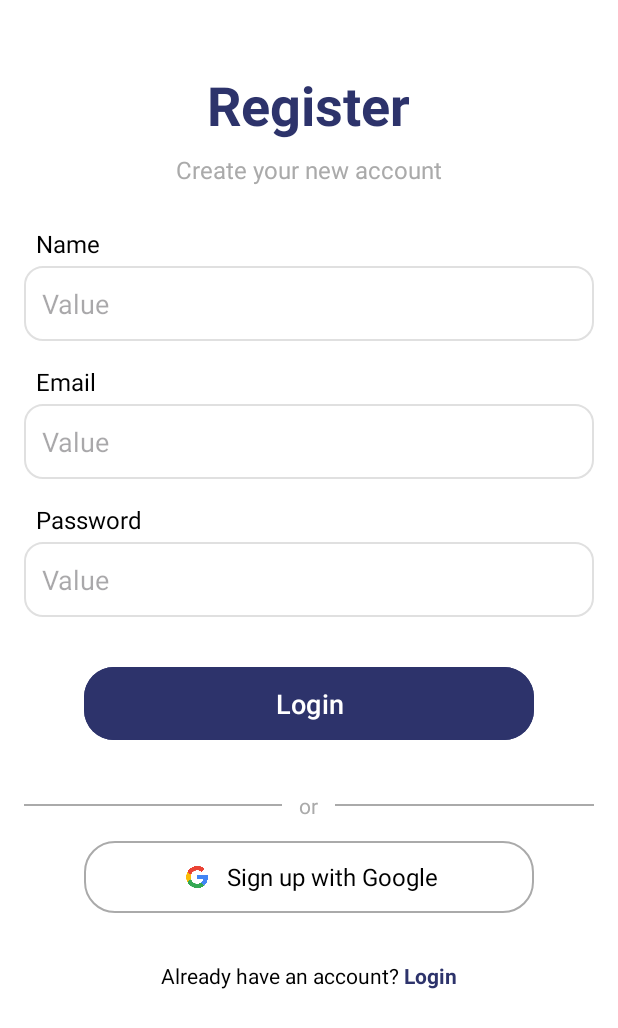
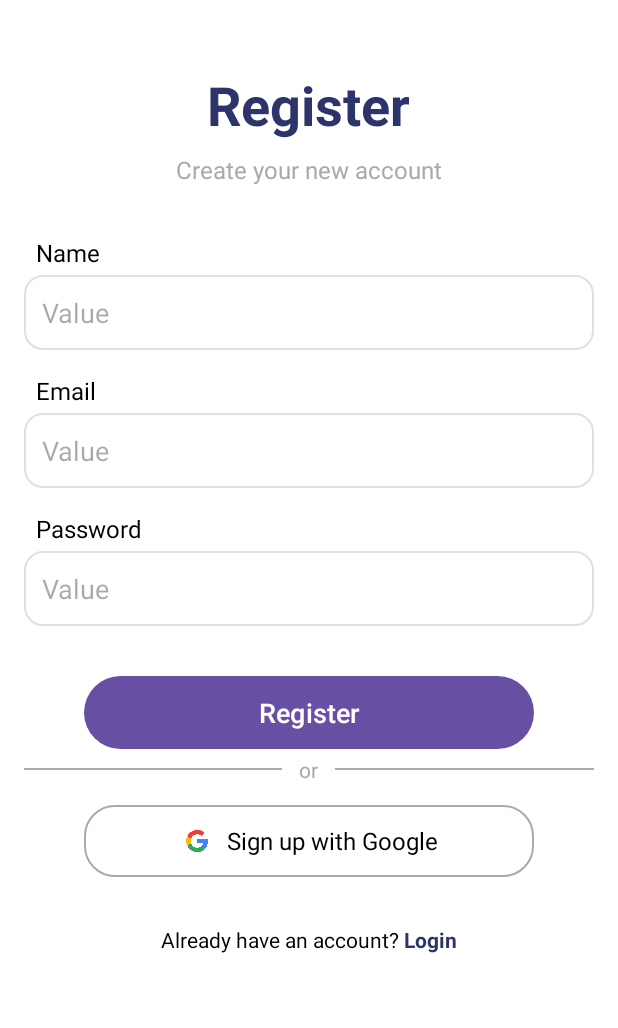
Before and after one commit to nayamarsha/bridgey, an Android app: the layout activity_register.xml on its own in the app's theme, with its tools: preview values and no code run, on a phone screen of 412 x 824 dp. Shown: the top 1028 px of the screen. Run offline under Robolectric (Android 15) with nearby library versions, the phone set to English and light mode, and no system bars.

Commit message:
fix layout + kotlin

```diff
--- a/app/src/main/res/layout/activity_register.xml
+++ b/app/src/main/res/layout/activity_register.xml
@@ -1,16 +1,21 @@
 <?xml version="1.0" encoding="utf-8"?>
 <RelativeLayout xmlns:android="http://schemas.android.com/apk/res/android"
     xmlns:app="http://schemas.android.com/apk/res-auto"
+    xmlns:tools="http://schemas.android.com/tools"
     android:layout_width="match_parent"
     android:layout_height="match_parent"
-    android:background="@android:color/white"> <RelativeLayout
+    android:background="@android:color/white">
+
+    <RelativeLayout
         android:id="@+id/header"
         android:layout_width="match_parent"
         android:layout_height="140dp"
-    android:background="@android:color/white" android:padding="15dp">
+        android:background="@android:color/white"
+        android:padding="15dp">
 
         <TextView
-        android:id="@+id/tv_register_title" android:layout_width="wrap_content"
+            android:id="@+id/tv_register_title"
+            android:layout_width="wrap_content"
             android:layout_height="wrap_content"
             android:layout_centerInParent="true"
             android:text="Register"
@@ -25,13 +30,16 @@
             android:layout_centerHorizontal="true"
             android:layout_marginTop="8dp"
             android:text="Create your new account"
-        android:textColor="@android:color/darker_gray" android:textSize="16sp" />
+            android:textColor="@android:color/darker_gray"
+            android:textSize="16sp" />
 
     </RelativeLayout>
 
     <LinearLayout
         android:layout_width="match_parent"
         android:layout_height="wrap_content"
+        android:layout_below="@+id/header"
+        android:layout_marginTop="0dp"
         android:orientation="vertical"
         android:paddingTop="1dp"
         android:gravity="center_horizontal">
@@ -41,7 +49,7 @@
             android:layout_height="wrap_content"
             android:orientation="vertical"
             android:paddingHorizontal="16dp"
-            android:layout_marginTop="150dp">
+            android:layout_marginTop="16dp">
 
             <TextView
                 android:layout_width="wrap_content"
@@ -51,10 +59,14 @@
                 android:textSize="16sp"
                 android:layout_marginStart="8dp"
                 android:layout_marginBottom="4dp"/>
+
             <EditText
-            android:id="@+id/et_name" android:layout_width="match_parent"
-            android:layout_height="50dp" android:hint="Value"
-            android:inputType="textPersonName" android:background="@drawable/bg_input_grey_outline"
+                android:id="@+id/et_name"
+                android:layout_width="match_parent"
+                android:layout_height="50dp"
+                android:hint="Value"
+                android:inputType="textPersonName"
+                android:background="@drawable/bg_input_grey_outline"
                 android:padding="12dp"
                 android:layout_marginBottom="16dp" />
 
@@ -68,10 +80,12 @@
                 android:layout_marginBottom="4dp"/>
 
             <EditText
-                android:id="@+id/et_email" android:layout_width="match_parent"
+                android:id="@+id/et_email"
+                android:layout_width="match_parent"
                 android:layout_height="50dp"
                 android:hint="Value"
-                android:inputType="textEmailAddress" android:background="@drawable/bg_input_grey_outline"
+                android:inputType="textEmailAddress"
+                android:background="@drawable/bg_input_grey_outline"
                 android:padding="12dp"
                 android:layout_marginBottom="16dp" />
 
@@ -85,25 +99,27 @@
                 android:layout_marginBottom="4dp"/>
 
             <EditText
-                android:id="@+id/et_password" android:layout_width="match_parent"
+                android:id="@+id/et_password"
+                android:layout_width="match_parent"
                 android:layout_height="50dp"
                 android:hint="Value"
-                android:inputType="textPassword" android:background="@drawable/bg_input_grey_outline"
+                android:inputType="textPassword"
+                android:background="@drawable/bg_input_grey_outline"
                 android:padding="12dp"
                 android:layout_marginBottom="24dp" />
 
         </LinearLayout>
 
-            <com.google.android.material.button.MaterialButton
-                android:id="@+id/btn_register" android:layout_width="300dp"
+        <Button
+            android:id="@+id/btn_register"
+            android:layout_width="300dp"
             android:layout_height="wrap_content"
             android:layout_gravity="center"
-                android:text="Login" android:textColor="@android:color/white"
+            android:text="Register"
+            android:textColor="@android:color/white"
             android:paddingVertical="12dp"
             android:textSize="18sp"
-                android:layout_marginTop="5dp"
-                android:backgroundTint="@color/primary" app:cornerRadius="20dp"
-                android:layout_marginBottom="30dp"/>
+            android:layout_marginTop="5dp" />
 
         <LinearLayout
             android:layout_width="match_parent"
@@ -111,11 +127,14 @@
             android:orientation="horizontal"
             android:gravity="center_vertical"
             android:layout_marginBottom="6dp"
-                android:paddingHorizontal="16dp"> <View
+            android:paddingHorizontal="16dp">
+
+            <View
                 android:layout_width="0dp"
                 android:layout_height="1dp"
                 android:layout_weight="1"
                 android:background="@android:color/darker_gray"/>
+
             <TextView
                 android:layout_width="wrap_content"
                 android:layout_height="wrap_content"
@@ -123,6 +142,7 @@
                 android:textColor="@android:color/darker_gray"
                 android:layout_marginStart="8dp"
                 android:layout_marginEnd="8dp"/>
+
             <View
                 android:layout_width="0dp"
                 android:layout_height="1dp"
@@ -130,12 +150,15 @@
                 android:background="@android:color/darker_gray"/>
         </LinearLayout>
 
+
         <LinearLayout
-                android:id="@+id/btn_sign_up_google_layout" android:layout_width="300dp"
+            android:id="@+id/btn_sign_up_google_layout"
+            android:layout_width="300dp"
             android:layout_height="wrap_content"
             android:orientation="horizontal"
             android:gravity="center"
-                android:background="@drawable/google_button_background" android:clickable="true"
+            android:background="@drawable/google_button_background"
+            android:clickable="true"
             android:focusable="true"
             android:foreground="?attr/selectableItemBackground"
             android:paddingVertical="12dp"
@@ -143,14 +166,17 @@
             android:layout_marginTop="8dp">
 
             <ImageView
-                    android:layout_width="24dp"  android:layout_height="24dp" android:src="@drawable/ic_google"
-                    android:layout_marginEnd="8dp" /> <TextView
+                android:layout_width="24dp"
+                android:layout_height="24dp"
+                android:src="@drawable/ic_google"
+                android:layout_marginEnd="8dp" />
+
+            <TextView
                 android:layout_width="wrap_content"
                 android:layout_height="wrap_content"
                 android:text="Sign up with Google"
                 android:textColor="@color/black"
                 android:textSize="16sp" />
-
         </LinearLayout>
 
         <LinearLayout
@@ -168,11 +194,11 @@
                 android:layout_width="wrap_content"
                 android:layout_height="wrap_content"
                 android:text="Login"
-                    android:textColor="@color/primary" android:textStyle="bold"
+                android:textColor="@color/primary"
+                android:textStyle="bold"
                 android:clickable="true"
                 android:focusable="true"/>
         </LinearLayout>
 
-
     </LinearLayout>
 </RelativeLayout>
```
Also changed, not shown: app/src/main/java/com/example/bridgey2/RegisterActivity.kt (+45 -0 lines). Lines whose indentation alone changed are shown as unchanged.
